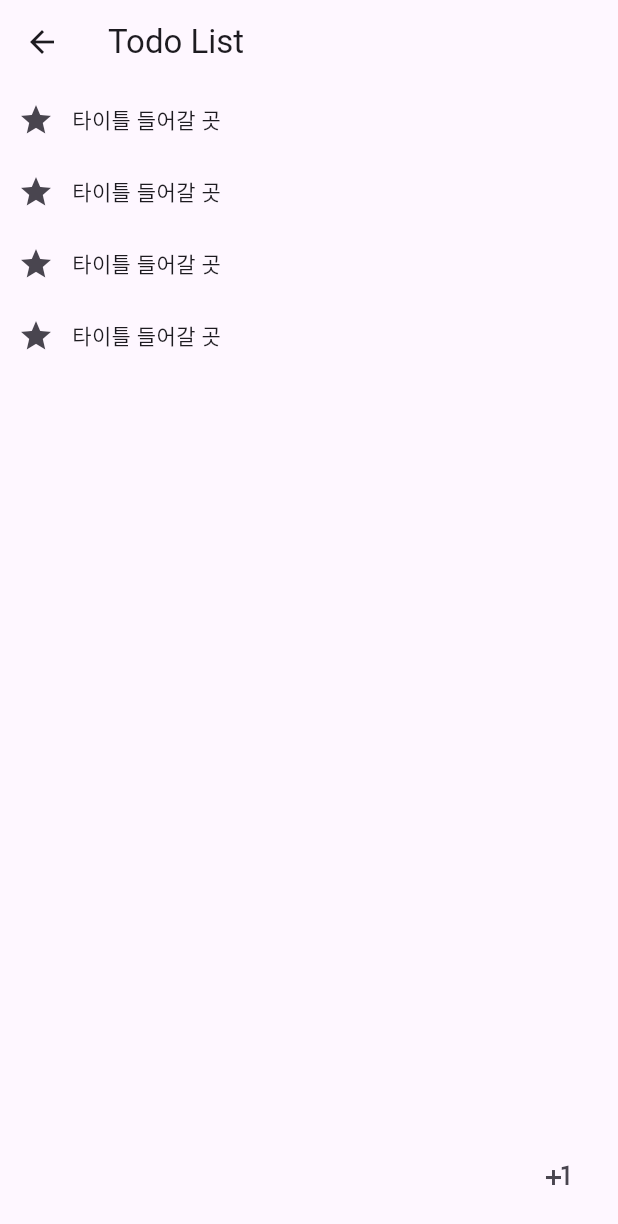
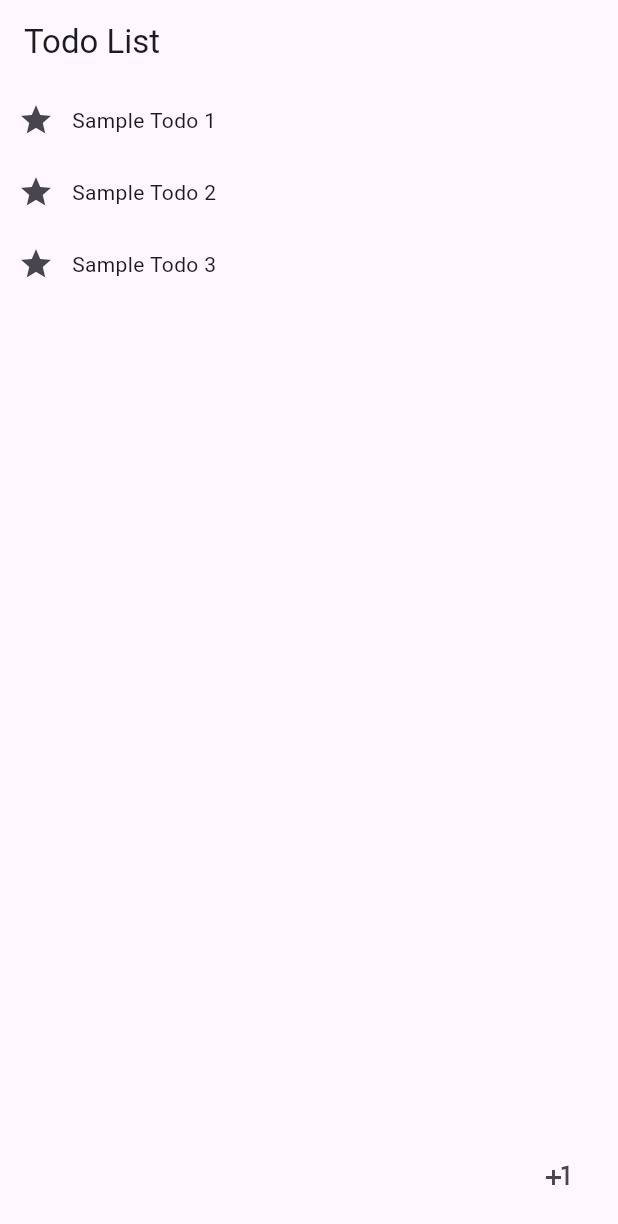
Before and after one commit to tomchoi95/todo_mission_tom, a Flutter app: the TodoListView screen opened directly, after a tap on the "star" icon, on a phone screen of 412 x 824 dp. Shown: the top 1224 px of the screen. Run offline on Flutter 3.47's test engine with Material 3 defaults, Android fonts, the phone set to English and light mode, and no system bars.

Commit message:
할 일 목록 화면을 위한 TodoListView 상태 관리 개선 및 UUID 의존성 추가

```diff
--- a/lib/main.dart
+++ b/lib/main.dart
@@ -1,19 +1,17 @@
 import 'package:flutter/material.dart';
 import 'views/todo_list.dart';
 
-// 애플리케이션의 진입점
 void main() {
   runApp(MyApp());
 }
 
-// MyApp 클래스는 애플리케이션의 루트 위젯입니다.
 class MyApp extends StatelessWidget {
   @override
   Widget build(BuildContext context) {
     return MaterialApp(
       title: 'Todo Mission',
-      theme: ThemeData(primarySwatch: Colors.blue),
-      home: TodoListScreen(), // TodoListScreen 위젯을 홈 화면으로 설정
+      theme: ThemeData(primarySwatch: Colors.blue, useMaterial3: true),
+      home: TodoListView(),
     );
   }
 }
--- a/lib/viewmodels/todo_view_model.dart
+++ b/lib/viewmodels/todo_view_model.dart
@@ -1,9 +1,14 @@
 import 'package:todo_mission_ton/managers/todo_manager.dart';
+import 'package:todo_mission_ton/models/todo_model.dart';
 
 class TodoListViewModel {
   // 초기화 시, 매니저에서 데이터를 불러들임
   var _todoManager = TodoManager();
+  List<Todo> get todoList => _todoManager.todoList;
 
-  void addTodo() {}
+  void addTodo(Todo todo) {
+    _todoManager.addTodo(todo);
+  }
+
   void removeTodo() {}
 }
--- a/lib/views/todo_list.dart
+++ b/lib/views/todo_list.dart
@@ -1,13 +1,18 @@
 import 'package:flutter/material.dart';
 import 'package:todo_mission_ton/viewmodels/todo_view_model.dart';
 
-class TodoListView extends StatelessWidget {
-  const TodoListView({super.key});
+class TodoListView extends StatefulWidget {
+  TodoListView({super.key});
+
+  @override
+  State<TodoListView> createState() => _TodoListViewState();
+}
+
+class _TodoListViewState extends State<TodoListView> {
+  final vm = TodoListViewModel();
 
   @override
   Widget build(BuildContext context) {
-    final VM = TodoListViewModel();
-
     return Scaffold(
       appBar: AppBar(title: Text('Todo List')),
       body: _buildTodoList(),
@@ -21,7 +26,7 @@ class TodoListView extends StatelessWidget {
 
   Widget _buildTodoList() {
     return ListView.builder(
-      itemCount: 4,
+      itemCount: vm.todoList.length,
       itemBuilder: (context, index) {
         return _todoListRow(index);
       },
@@ -29,17 +34,21 @@ class TodoListView extends StatelessWidget {
   }
 
   Widget _todoListRow(int index) {
-    final int indes = index;
     return Row(
       children: [
         IconButton(
           onPressed: () {
-            // 완료 상태 토글 버튼 구현하기.
+            vm.todoList[index].isCompleted.toggle();
+            setState(() {});
           },
           icon: Icon(Icons.star),
         ),
-        Text('타이틀 들어갈 곳'),
+        Text(vm.todoList[index].title),
       ],
     );
   }
 }
+
+extension BoolToggle on bool {
+  bool toggle() => !this;
+}
--- a/pubspec.yaml
+++ b/pubspec.yaml
@@ -36,6 +36,7 @@ dependencies:
   cupertino_icons: ^1.0.8
   shared_preferences: ^2.5.2
   provider: ^6.1.2
+  uuid: ^4.5.1
 
 dev_dependencies:
   flutter_test:
```
Also changed, not shown: pubspec.lock.
